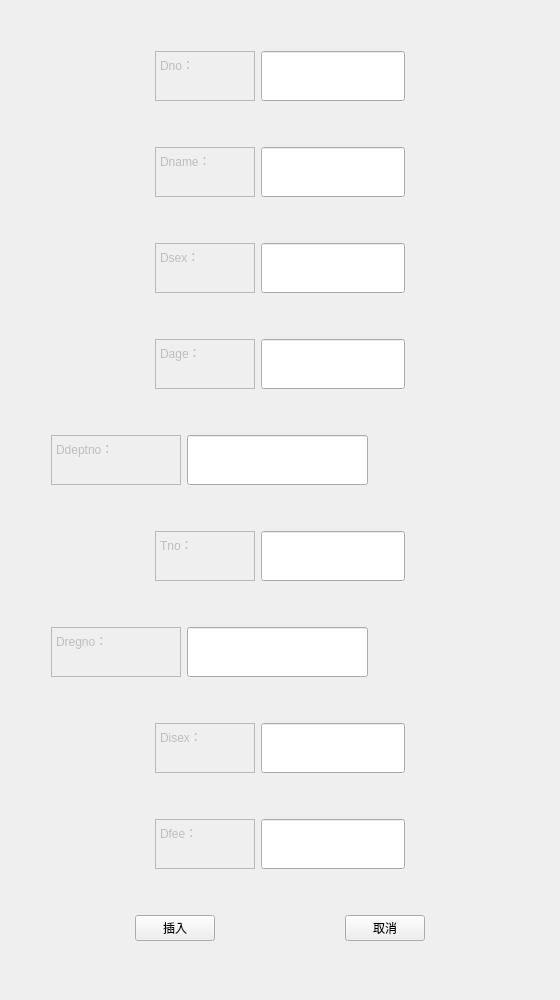
The window that insertDoctor.ui (PM2496/DataBaseProject) describes before a commit, drawn with Qt 5.
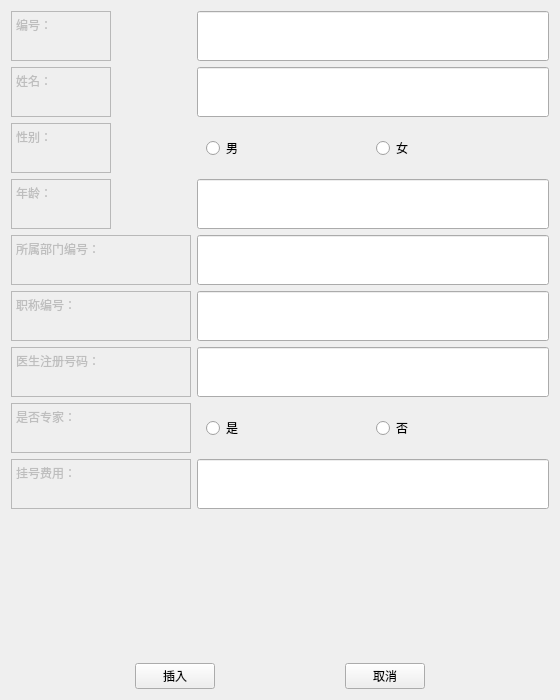
The same window after the commit.

```diff
--- a/insertDoctor.ui
+++ b/insertDoctor.ui
@@ -10,19 +10,19 @@
     <x>0</x>
     <y>0</y>
     <width>560</width>
-    <height>1000</height>
+    <height>700</height>
    </rect>
   </property>
   <property name="minimumSize">
    <size>
     <width>560</width>
-    <height>1000</height>
+    <height>700</height>
    </size>
   </property>
   <property name="maximumSize">
    <size>
-    <width>560</width>
-    <height>1000</height>
+    <width>5600</width>
+    <height>700</height>
    </size>
   </property>
   <property name="windowTitle">
@@ -30,21 +30,8 @@
   </property>
   <layout class="QVBoxLayout" name="verticalLayout">
    <item>
-    <layout class="QHBoxLayout" name="horizontalLayout_12">
-     <item>
-      <spacer name="horizontalSpacer_21">
-       <property name="orientation">
-        <enum>Qt::Horizontal</enum>
-       </property>
-       <property name="sizeHint" stdset="0">
-        <size>
-         <width>40</width>
-         <height>20</height>
-        </size>
-       </property>
-      </spacer>
-     </item>
-     <item>
+    <layout class="QFormLayout" name="formLayout">
+     <item row="0" column="0">
       <widget class="QTextEdit" name="textEdit_11">
        <property name="enabled">
         <bool>false</bool>
@@ -72,11 +59,11 @@
 &lt;html&gt;&lt;head&gt;&lt;meta name=&quot;qrichtext&quot; content=&quot;1&quot; /&gt;&lt;style type=&quot;text/css&quot;&gt;
 p, li { white-space: pre-wrap; }
 &lt;/style&gt;&lt;/head&gt;&lt;body style=&quot; font-family:'SimSun'; font-size:9pt; font-weight:400; font-style:normal;&quot;&gt;
-&lt;p style=&quot; margin-top:0px; margin-bottom:0px; margin-left:0px; margin-right:0px; -qt-block-indent:0; text-indent:0px;&quot;&gt;Dno：&lt;/p&gt;&lt;/body&gt;&lt;/html&gt;</string>
+&lt;p style=&quot; margin-top:0px; margin-bottom:0px; margin-left:0px; margin-right:0px; -qt-block-indent:0; text-indent:0px;&quot;&gt;编号：&lt;/p&gt;&lt;/body&gt;&lt;/html&gt;</string>
        </property>
       </widget>
      </item>
-     <item>
+     <item row="0" column="1">
       <widget class="QLineEdit" name="DnoEdit">
        <property name="sizePolicy">
         <sizepolicy hsizetype="Expanding" vsizetype="Preferred">
@@ -135,37 +122,7 @@
        </property>
       </widget>
      </item>
-     <item>
-      <spacer name="horizontalSpacer_22">
-       <property name="orientation">
-        <enum>Qt::Horizontal</enum>
-       </property>
-       <property name="sizeHint" stdset="0">
-        <size>
-         <width>40</width>
-         <height>20</height>
-        </size>
-       </property>
-      </spacer>
-     </item>
-    </layout>
-   </item>
-   <item>
-    <layout class="QHBoxLayout" name="horizontalLayout_2">
-     <item>
-      <spacer name="horizontalSpacer_3">
-       <property name="orientation">
-        <enum>Qt::Horizontal</enum>
-       </property>
-       <property name="sizeHint" stdset="0">
-        <size>
-         <width>40</width>
-         <height>20</height>
-        </size>
-       </property>
-      </spacer>
-     </item>
-     <item>
+     <item row="1" column="0">
       <widget class="QTextEdit" name="textEdit_2">
        <property name="enabled">
         <bool>false</bool>
@@ -193,11 +150,11 @@
 &lt;html&gt;&lt;head&gt;&lt;meta name=&quot;qrichtext&quot; content=&quot;1&quot; /&gt;&lt;style type=&quot;text/css&quot;&gt;
 p, li { white-space: pre-wrap; }
 &lt;/style&gt;&lt;/head&gt;&lt;body style=&quot; font-family:'SimSun'; font-size:9pt; font-weight:400; font-style:normal;&quot;&gt;
-&lt;p style=&quot; margin-top:0px; margin-bottom:0px; margin-left:0px; margin-right:0px; -qt-block-indent:0; text-indent:0px;&quot;&gt;Dname：&lt;/p&gt;&lt;/body&gt;&lt;/html&gt;</string>
+&lt;p style=&quot; margin-top:0px; margin-bottom:0px; margin-left:0px; margin-right:0px; -qt-block-indent:0; text-indent:0px;&quot;&gt;姓名：&lt;/p&gt;&lt;/body&gt;&lt;/html&gt;</string>
        </property>
       </widget>
      </item>
-     <item>
+     <item row="1" column="1">
       <widget class="QLineEdit" name="DnameEdit">
        <property name="sizePolicy">
         <sizepolicy hsizetype="Expanding" vsizetype="Preferred">
@@ -256,37 +213,7 @@
        </property>
       </widget>
      </item>
-     <item>
-      <spacer name="horizontalSpacer_4">
-       <property name="orientation">
-        <enum>Qt::Horizontal</enum>
-       </property>
-       <property name="sizeHint" stdset="0">
-        <size>
-         <width>40</width>
-         <height>20</height>
-        </size>
-       </property>
-      </spacer>
-     </item>
-    </layout>
-   </item>
-   <item>
-    <layout class="QHBoxLayout" name="horizontalLayout">
-     <item>
-      <spacer name="horizontalSpacer_5">
-       <property name="orientation">
-        <enum>Qt::Horizontal</enum>
-       </property>
-       <property name="sizeHint" stdset="0">
-        <size>
-         <width>40</width>
-         <height>20</height>
-        </size>
-       </property>
-      </spacer>
-     </item>
-     <item>
+     <item row="2" column="0">
       <widget class="QTextEdit" name="textEdit">
        <property name="enabled">
         <bool>false</bool>
@@ -314,100 +241,11 @@
 &lt;html&gt;&lt;head&gt;&lt;meta name=&quot;qrichtext&quot; content=&quot;1&quot; /&gt;&lt;style type=&quot;text/css&quot;&gt;
 p, li { white-space: pre-wrap; }
 &lt;/style&gt;&lt;/head&gt;&lt;body style=&quot; font-family:'SimSun'; font-size:9pt; font-weight:400; font-style:normal;&quot;&gt;
-&lt;p style=&quot; margin-top:0px; margin-bottom:0px; margin-left:0px; margin-right:0px; -qt-block-indent:0; text-indent:0px;&quot;&gt;Dsex：&lt;/p&gt;&lt;/body&gt;&lt;/html&gt;</string>
+&lt;p style=&quot; margin-top:0px; margin-bottom:0px; margin-left:0px; margin-right:0px; -qt-block-indent:0; text-indent:0px;&quot;&gt;性别：&lt;/p&gt;&lt;/body&gt;&lt;/html&gt;</string>
        </property>
       </widget>
      </item>
-     <item>
-      <widget class="QLineEdit" name="DsexEdit">
-       <property name="sizePolicy">
-        <sizepolicy hsizetype="Expanding" vsizetype="Preferred">
-         <horstretch>0</horstretch>
-         <verstretch>0</verstretch>
-        </sizepolicy>
-       </property>
-       <property name="minimumSize">
-        <size>
-         <width>0</width>
-         <height>50</height>
-        </size>
-       </property>
-       <property name="maximumSize">
-        <size>
-         <width>16777215</width>
-         <height>50</height>
-        </size>
-       </property>
-       <property name="palette">
-        <palette>
-         <active>
-          <colorrole role="Text">
-           <brush brushstyle="SolidPattern">
-            <color alpha="255">
-             <red>0</red>
-             <green>0</green>
-             <blue>0</blue>
-            </color>
-           </brush>
-          </colorrole>
-         </active>
-         <inactive>
-          <colorrole role="Text">
-           <brush brushstyle="SolidPattern">
-            <color alpha="255">
-             <red>0</red>
-             <green>0</green>
-             <blue>0</blue>
-            </color>
-           </brush>
-          </colorrole>
-         </inactive>
-         <disabled>
-          <colorrole role="Text">
-           <brush brushstyle="SolidPattern">
-            <color alpha="255">
-             <red>120</red>
-             <green>120</green>
-             <blue>120</blue>
-            </color>
-           </brush>
-          </colorrole>
-         </disabled>
-        </palette>
-       </property>
-      </widget>
-     </item>
-     <item>
-      <spacer name="horizontalSpacer_6">
-       <property name="orientation">
-        <enum>Qt::Horizontal</enum>
-       </property>
-       <property name="sizeHint" stdset="0">
-        <size>
-         <width>40</width>
-         <height>20</height>
-        </size>
-       </property>
-      </spacer>
-     </item>
-    </layout>
-   </item>
-   <item>
-    <layout class="QHBoxLayout" name="horizontalLayout_3">
-     <item>
-      <spacer name="horizontalSpacer">
-       <property name="orientation">
-        <enum>Qt::Horizontal</enum>
-       </property>
-       <property name="sizeHint" stdset="0">
-        <size>
-         <width>40</width>
-         <height>20</height>
-        </size>
-       </property>
-      </spacer>
-     </item>
-     <item>
+     <item row="3" column="0">
       <widget class="QTextEdit" name="textEdit_3">
        <property name="enabled">
         <bool>false</bool>
@@ -435,11 +273,11 @@
 &lt;html&gt;&lt;head&gt;&lt;meta name=&quot;qrichtext&quot; content=&quot;1&quot; /&gt;&lt;style type=&quot;text/css&quot;&gt;
 p, li { white-space: pre-wrap; }
 &lt;/style&gt;&lt;/head&gt;&lt;body style=&quot; font-family:'SimSun'; font-size:9pt; font-weight:400; font-style:normal;&quot;&gt;
-&lt;p style=&quot; margin-top:0px; margin-bottom:0px; margin-left:0px; margin-right:0px; -qt-block-indent:0; text-indent:0px;&quot;&gt;Dage：&lt;/p&gt;&lt;/body&gt;&lt;/html&gt;</string>
+&lt;p style=&quot; margin-top:0px; margin-bottom:0px; margin-left:0px; margin-right:0px; -qt-block-indent:0; text-indent:0px;&quot;&gt;年龄：&lt;/p&gt;&lt;/body&gt;&lt;/html&gt;</string>
        </property>
       </widget>
      </item>
-     <item>
+     <item row="3" column="1">
       <widget class="QLineEdit" name="DageEdit">
        <property name="sizePolicy">
         <sizepolicy hsizetype="Expanding" vsizetype="Preferred">
@@ -461,40 +299,7 @@
        </property>
       </widget>
      </item>
-     <item>
-      <spacer name="horizontalSpacer_2">
-       <property name="orientation">
-        <enum>Qt::Horizontal</enum>
-       </property>
-       <property name="sizeHint" stdset="0">
-        <size>
-         <width>40</width>
-         <height>20</height>
-        </size>
-       </property>
-      </spacer>
-     </item>
-    </layout>
-   </item>
-   <item>
-    <layout class="QHBoxLayout" name="horizontalLayout_4">
-     <item>
-      <spacer name="horizontalSpacer_7">
-       <property name="orientation">
-        <enum>Qt::Horizontal</enum>
-       </property>
-       <property name="sizeType">
-        <enum>QSizePolicy::Fixed</enum>
-       </property>
-       <property name="sizeHint" stdset="0">
-        <size>
-         <width>40</width>
-         <height>20</height>
-        </size>
-       </property>
-      </spacer>
-     </item>
-     <item>
+     <item row="4" column="0">
       <widget class="QTextEdit" name="textEdit_4">
        <property name="enabled">
         <bool>false</bool>
@@ -507,7 +312,7 @@
        </property>
        <property name="minimumSize">
         <size>
-         <width>130</width>
+         <width>180</width>
          <height>50</height>
         </size>
        </property>
@@ -522,11 +327,11 @@
 &lt;html&gt;&lt;head&gt;&lt;meta name=&quot;qrichtext&quot; content=&quot;1&quot; /&gt;&lt;style type=&quot;text/css&quot;&gt;
 p, li { white-space: pre-wrap; }
 &lt;/style&gt;&lt;/head&gt;&lt;body style=&quot; font-family:'SimSun'; font-size:9pt; font-weight:400; font-style:normal;&quot;&gt;
-&lt;p style=&quot; margin-top:0px; margin-bottom:0px; margin-left:0px; margin-right:0px; -qt-block-indent:0; text-indent:0px;&quot;&gt;Ddeptno：&lt;/p&gt;&lt;/body&gt;&lt;/html&gt;</string>
+&lt;p style=&quot; margin-top:0px; margin-bottom:0px; margin-left:0px; margin-right:0px; -qt-block-indent:0; text-indent:0px;&quot;&gt;所属部门编号：&lt;/p&gt;&lt;/body&gt;&lt;/html&gt;</string>
        </property>
       </widget>
      </item>
-     <item>
+     <item row="4" column="1">
       <widget class="QLineEdit" name="DdeptnoEdit">
        <property name="sizePolicy">
         <sizepolicy hsizetype="Expanding" vsizetype="Preferred">
@@ -548,37 +353,7 @@
        </property>
       </widget>
      </item>
-     <item>
-      <spacer name="horizontalSpacer_8">
-       <property name="orientation">
-        <enum>Qt::Horizontal</enum>
-       </property>
-       <property name="sizeHint" stdset="0">
-        <size>
-         <width>40</width>
-         <height>20</height>
-        </size>
-       </property>
-      </spacer>
-     </item>
-    </layout>
-   </item>
-   <item>
-    <layout class="QHBoxLayout" name="horizontalLayout_6">
-     <item>
-      <spacer name="horizontalSpacer_11">
-       <property name="orientation">
-        <enum>Qt::Horizontal</enum>
-       </property>
-       <property name="sizeHint" stdset="0">
-        <size>
-         <width>40</width>
-         <height>20</height>
-        </size>
-       </property>
-      </spacer>
-     </item>
-     <item>
+     <item row="5" column="0">
       <widget class="QTextEdit" name="textEdit_6">
        <property name="enabled">
         <bool>false</bool>
@@ -591,7 +366,7 @@
        </property>
        <property name="minimumSize">
         <size>
-         <width>100</width>
+         <width>180</width>
          <height>50</height>
         </size>
        </property>
@@ -606,11 +381,11 @@
 &lt;html&gt;&lt;head&gt;&lt;meta name=&quot;qrichtext&quot; content=&quot;1&quot; /&gt;&lt;style type=&quot;text/css&quot;&gt;
 p, li { white-space: pre-wrap; }
 &lt;/style&gt;&lt;/head&gt;&lt;body style=&quot; font-family:'SimSun'; font-size:9pt; font-weight:400; font-style:normal;&quot;&gt;
-&lt;p style=&quot; margin-top:0px; margin-bottom:0px; margin-left:0px; margin-right:0px; -qt-block-indent:0; text-indent:0px;&quot;&gt;Tno：&lt;/p&gt;&lt;/body&gt;&lt;/html&gt;</string>
+&lt;p style=&quot; margin-top:0px; margin-bottom:0px; margin-left:0px; margin-right:0px; -qt-block-indent:0; text-indent:0px;&quot;&gt;职称编号：&lt;/p&gt;&lt;/body&gt;&lt;/html&gt;</string>
        </property>
       </widget>
      </item>
-     <item>
+     <item row="5" column="1">
       <widget class="QLineEdit" name="TnoEdit">
        <property name="sizePolicy">
         <sizepolicy hsizetype="Expanding" vsizetype="Preferred">
@@ -632,40 +407,7 @@
        </property>
       </widget>
      </item>
-     <item>
-      <spacer name="horizontalSpacer_12">
-       <property name="orientation">
-        <enum>Qt::Horizontal</enum>
-       </property>
-       <property name="sizeHint" stdset="0">
-        <size>
-         <width>40</width>
-         <height>20</height>
-        </size>
-       </property>
-      </spacer>
-     </item>
-    </layout>
-   </item>
-   <item>
-    <layout class="QHBoxLayout" name="horizontalLayout_7">
-     <item>
-      <spacer name="horizontalSpacer_13">
-       <property name="orientation">
-        <enum>Qt::Horizontal</enum>
-       </property>
-       <property name="sizeType">
-        <enum>QSizePolicy::Fixed</enum>
-       </property>
-       <property name="sizeHint" stdset="0">
-        <size>
-         <width>40</width>
-         <height>20</height>
-        </size>
-       </property>
-      </spacer>
-     </item>
-     <item>
+     <item row="6" column="0">
       <widget class="QTextEdit" name="textEdit_7">
        <property name="enabled">
         <bool>false</bool>
@@ -678,7 +420,7 @@
        </property>
        <property name="minimumSize">
         <size>
-         <width>130</width>
+         <width>180</width>
          <height>50</height>
         </size>
        </property>
@@ -693,11 +435,11 @@
 &lt;html&gt;&lt;head&gt;&lt;meta name=&quot;qrichtext&quot; content=&quot;1&quot; /&gt;&lt;style type=&quot;text/css&quot;&gt;
 p, li { white-space: pre-wrap; }
 &lt;/style&gt;&lt;/head&gt;&lt;body style=&quot; font-family:'SimSun'; font-size:9pt; font-weight:400; font-style:normal;&quot;&gt;
-&lt;p style=&quot; margin-top:0px; margin-bottom:0px; margin-left:0px; margin-right:0px; -qt-block-indent:0; text-indent:0px;&quot;&gt;Dregno：&lt;/p&gt;&lt;/body&gt;&lt;/html&gt;</string>
+&lt;p style=&quot; margin-top:0px; margin-bottom:0px; margin-left:0px; margin-right:0px; -qt-block-indent:0; text-indent:0px;&quot;&gt;医生注册号码：&lt;/p&gt;&lt;/body&gt;&lt;/html&gt;</string>
        </property>
       </widget>
      </item>
-     <item>
+     <item row="6" column="1">
       <widget class="QLineEdit" name="DregnoEdit">
        <property name="sizePolicy">
         <sizepolicy hsizetype="Expanding" vsizetype="Preferred">
@@ -719,37 +461,7 @@
        </property>
       </widget>
      </item>
-     <item>
-      <spacer name="horizontalSpacer_14">
-       <property name="orientation">
-        <enum>Qt::Horizontal</enum>
-       </property>
-       <property name="sizeHint" stdset="0">
-        <size>
-         <width>40</width>
-         <height>20</height>
-        </size>
-       </property>
-      </spacer>
-     </item>
-    </layout>
-   </item>
-   <item>
-    <layout class="QHBoxLayout" name="horizontalLayout_5">
-     <item>
-      <spacer name="horizontalSpacer_9">
-       <property name="orientation">
-        <enum>Qt::Horizontal</enum>
-       </property>
-       <property name="sizeHint" stdset="0">
-        <size>
-         <width>40</width>
-         <height>20</height>
-        </size>
-       </property>
-      </spacer>
-     </item>
-     <item>
+     <item row="7" column="0">
       <widget class="QTextEdit" name="textEdit_5">
        <property name="enabled">
         <bool>false</bool>
@@ -762,7 +474,7 @@
        </property>
        <property name="minimumSize">
         <size>
-         <width>100</width>
+         <width>180</width>
          <height>50</height>
         </size>
        </property>
@@ -777,63 +489,11 @@
 &lt;html&gt;&lt;head&gt;&lt;meta name=&quot;qrichtext&quot; content=&quot;1&quot; /&gt;&lt;style type=&quot;text/css&quot;&gt;
 p, li { white-space: pre-wrap; }
 &lt;/style&gt;&lt;/head&gt;&lt;body style=&quot; font-family:'SimSun'; font-size:9pt; font-weight:400; font-style:normal;&quot;&gt;
-&lt;p style=&quot; margin-top:0px; margin-bottom:0px; margin-left:0px; margin-right:0px; -qt-block-indent:0; text-indent:0px;&quot;&gt;Disex：&lt;/p&gt;&lt;/body&gt;&lt;/html&gt;</string>
+&lt;p style=&quot; margin-top:0px; margin-bottom:0px; margin-left:0px; margin-right:0px; -qt-block-indent:0; text-indent:0px;&quot;&gt;是否专家：&lt;/p&gt;&lt;/body&gt;&lt;/html&gt;</string>
        </property>
       </widget>
      </item>
-     <item>
-      <widget class="QLineEdit" name="DisexEdit">
-       <property name="sizePolicy">
-        <sizepolicy hsizetype="Expanding" vsizetype="Preferred">
-         <horstretch>0</horstretch>
-         <verstretch>0</verstretch>
-        </sizepolicy>
-       </property>
-       <property name="minimumSize">
-        <size>
-         <width>0</width>
-         <height>50</height>
-        </size>
-       </property>
-       <property name="maximumSize">
-        <size>
-         <width>16777215</width>
-         <height>50</height>
-        </size>
-       </property>
-      </widget>
-     </item>
-     <item>
-      <spacer name="horizontalSpacer_10">
-       <property name="orientation">
-        <enum>Qt::Horizontal</enum>
-       </property>
-       <property name="sizeHint" stdset="0">
-        <size>
-         <width>40</width>
-         <height>20</height>
-        </size>
-       </property>
-      </spacer>
-     </item>
-    </layout>
-   </item>
-   <item>
-    <layout class="QHBoxLayout" name="horizontalLayout_9">
-     <item>
-      <spacer name="horizontalSpacer_15">
-       <property name="orientation">
-        <enum>Qt::Horizontal</enum>
-       </property>
-       <property name="sizeHint" stdset="0">
-        <size>
-         <width>40</width>
-         <height>20</height>
-        </size>
-       </property>
-      </spacer>
-     </item>
-     <item>
+     <item row="8" column="0">
       <widget class="QTextEdit" name="textEdit_8">
        <property name="enabled">
         <bool>false</bool>
@@ -846,7 +506,7 @@
        </property>
        <property name="minimumSize">
         <size>
-         <width>100</width>
+         <width>180</width>
          <height>50</height>
         </size>
        </property>
@@ -861,11 +521,11 @@
 &lt;html&gt;&lt;head&gt;&lt;meta name=&quot;qrichtext&quot; content=&quot;1&quot; /&gt;&lt;style type=&quot;text/css&quot;&gt;
 p, li { white-space: pre-wrap; }
 &lt;/style&gt;&lt;/head&gt;&lt;body style=&quot; font-family:'SimSun'; font-size:9pt; font-weight:400; font-style:normal;&quot;&gt;
-&lt;p style=&quot; margin-top:0px; margin-bottom:0px; margin-left:0px; margin-right:0px; -qt-block-indent:0; text-indent:0px;&quot;&gt;Dfee：&lt;/p&gt;&lt;/body&gt;&lt;/html&gt;</string>
+&lt;p style=&quot; margin-top:0px; margin-bottom:0px; margin-left:0px; margin-right:0px; -qt-block-indent:0; text-indent:0px;&quot;&gt;挂号费用：&lt;/p&gt;&lt;/body&gt;&lt;/html&gt;</string>
        </property>
       </widget>
      </item>
-     <item>
+     <item row="8" column="1">
       <widget class="QLineEdit" name="DfeeEdit">
        <property name="sizePolicy">
         <sizepolicy hsizetype="Expanding" vsizetype="Preferred">
@@ -887,18 +547,45 @@
        </property>
       </widget>
      </item>
-     <item>
-      <spacer name="horizontalSpacer_16">
-       <property name="orientation">
-        <enum>Qt::Horizontal</enum>
-       </property>
-       <property name="sizeHint" stdset="0">
-        <size>
-         <width>40</width>
-         <height>20</height>
-        </size>
-       </property>
-      </spacer>
+     <item row="2" column="1">
+      <widget class="QWidget" name="widget" native="true">
+       <layout class="QHBoxLayout" name="horizontalLayout">
+        <item>
+         <widget class="QRadioButton" name="rbtn_male">
+          <property name="text">
+           <string>男</string>
+          </property>
+         </widget>
+        </item>
+        <item>
+         <widget class="QRadioButton" name="rbtn_female">
+          <property name="text">
+           <string>女</string>
+          </property>
+         </widget>
+        </item>
+       </layout>
+      </widget>
+     </item>
+     <item row="7" column="1">
+      <widget class="QWidget" name="widget_2" native="true">
+       <layout class="QHBoxLayout" name="horizontalLayout_2">
+        <item>
+         <widget class="QRadioButton" name="rbtn_isex">
+          <property name="text">
+           <string>是</string>
+          </property>
+         </widget>
+        </item>
+        <item>
+         <widget class="QRadioButton" name="rbtn_notex">
+          <property name="text">
+           <string>否</string>
+          </property>
+         </widget>
+        </item>
+       </layout>
+      </widget>
      </item>
     </layout>
    </item>
```
